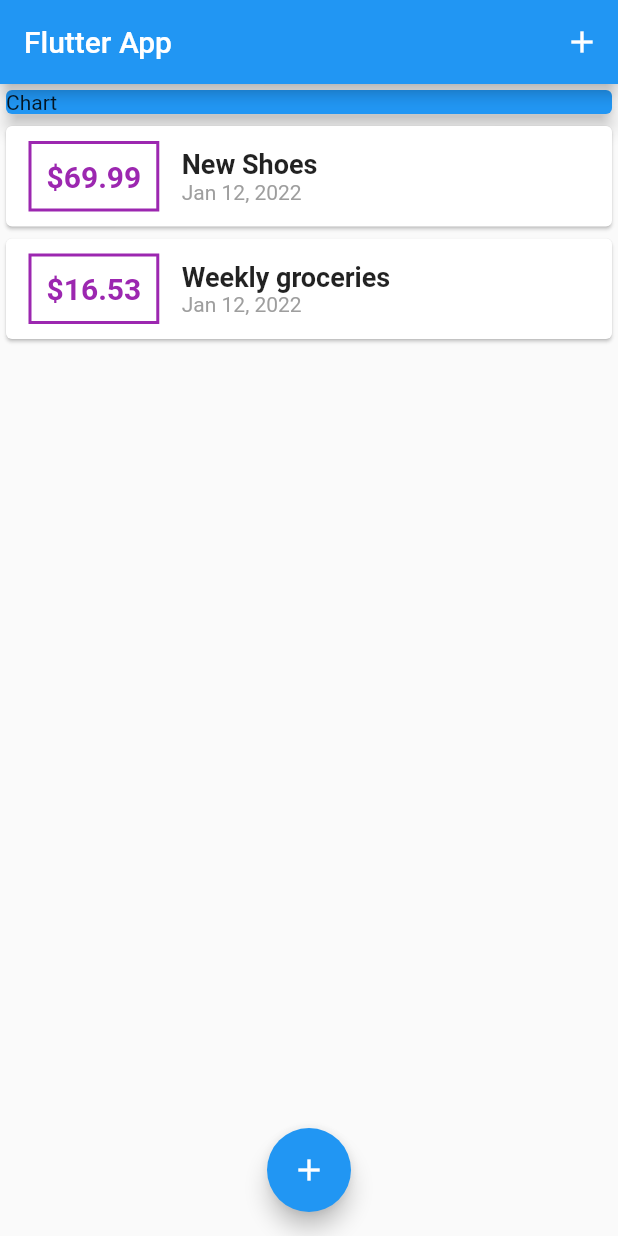
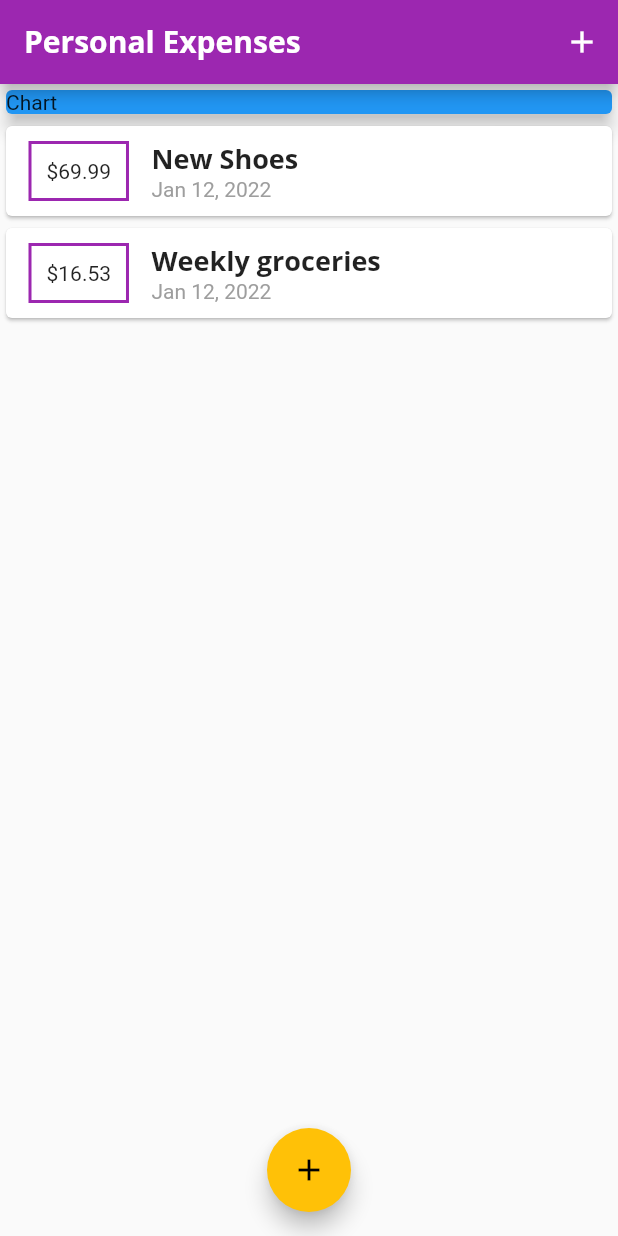
Before and after one commit to GaldinoAllan/expensesApp-Flutter, a Flutter app: the screen it shows after launch, on a phone screen of 412 x 824 dp. Run offline on Flutter 3.47's test engine with Material 2 defaults, Android fonts, the phone set to English and light mode, and no system bars.

Commit message:
feature: theming

```diff
--- a/lib/main.dart
+++ b/lib/main.dart
@@ -1,7 +1,6 @@
 import 'package:expenseplanner/models/transaction.dart';
 import 'package:expenseplanner/widgets/new_transaction.dart';
 import 'package:expenseplanner/widgets/transaction_list.dart';
-import 'package:flutter/gestures.dart';
 import 'package:flutter/material.dart';
 
 void main() => runApp(const MyApp());
@@ -11,9 +10,28 @@ class MyApp extends StatelessWidget {
 
   @override
   Widget build(BuildContext context) {
-    return const MaterialApp(
-      title: 'Flutter App',
-      home: MyHomePage(),
+    return MaterialApp(
+      title: 'Personal Expenses',
+      theme: ThemeData(
+        primarySwatch: Colors.purple,
+        accentColor: Colors.amber,
+        fontFamily: 'Quicksand',
+        textTheme: ThemeData.light().textTheme.copyWith(
+              headline6: const TextStyle(
+                fontFamily: 'OpenSans',
+                fontWeight: FontWeight.bold,
+                fontSize: 18,
+              ),
+            ),
+        appBarTheme: const AppBarTheme(
+          titleTextStyle: TextStyle(
+            fontFamily: 'OpenSans',
+            fontSize: 20,
+            fontWeight: FontWeight.bold,
+          ),
+        ),
+      ),
+      home: const MyHomePage(),
     );
   }
 }
@@ -71,7 +89,7 @@ class _MyHomePageState extends State<MyHomePage> {
   Widget build(BuildContext context) {
     return Scaffold(
       appBar: AppBar(
-        title: const Text('Flutter App'),
+        title: const Text('Personal Expenses'),
         actions: [
           IconButton(
             icon: const Icon(Icons.add),
--- a/lib/widgets/transaction_list.dart
+++ b/lib/widgets/transaction_list.dart
@@ -23,18 +23,13 @@ class TransactionList extends StatelessWidget {
                   ),
                   decoration: BoxDecoration(
                     border: Border.all(
-                      color: Colors.purple,
+                      color: Theme.of(context).primaryColor,
                       width: 2,
                     ),
                   ),
                   padding: const EdgeInsets.all(10),
                   child: Text(
                     '\$${transactions[index].amount.toStringAsFixed(2)}',
-                    style: const TextStyle(
-                      fontWeight: FontWeight.bold,
-                      fontSize: 20,
-                      color: Colors.purple,
-                    ),
                   ),
                 ),
                 Column(
@@ -42,10 +37,7 @@ class TransactionList extends StatelessWidget {
                   children: [
                     Text(
                       transactions[index].title,
-                      style: const TextStyle(
-                        fontSize: 18,
-                        fontWeight: FontWeight.bold,
-                      ),
+                      style: Theme.of(context).textTheme.headline6,
                     ),
                     Text(
                       DateFormat.yMMMd().format(transactions[index].date),
```
Also changed, not shown: pubspec.yaml (+16 -0 lines), assets/fonts/OpenSans-Bold.ttf (added), assets/fonts/OpenSans-Regular.ttf (added), assets/fonts/Quicksand-Bold.ttf (added), assets/fonts/Quicksand-Light.ttf (added), assets/fonts/Quicksand-Medium.ttf (added), assets/fonts/Quicksand-Regular.ttf (added).
